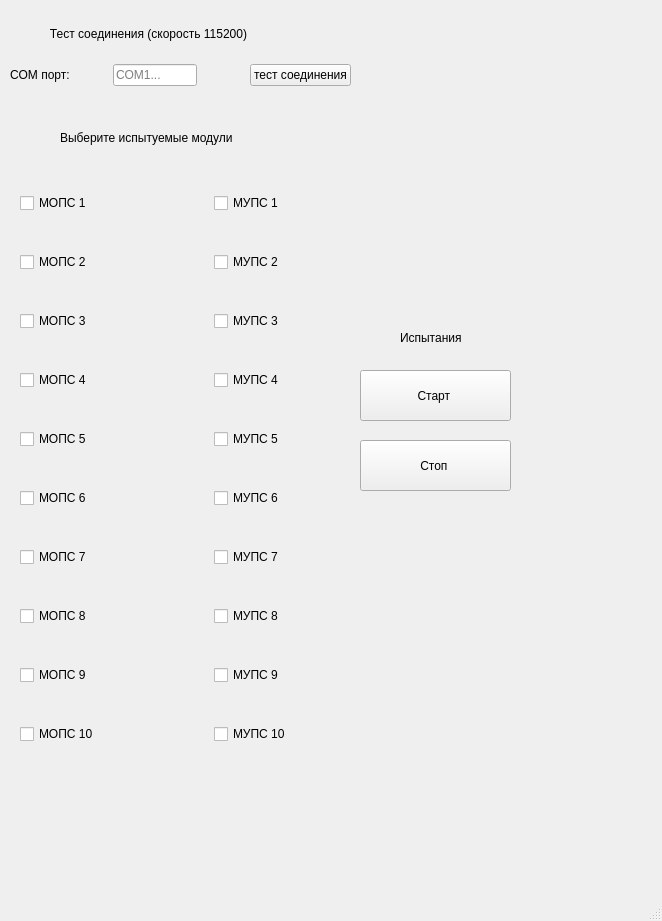
The window that qt_modbus_stend/stend_main_window.ui (akrabatt/qt_modbus_stend) describes before a commit, drawn with Qt 5.
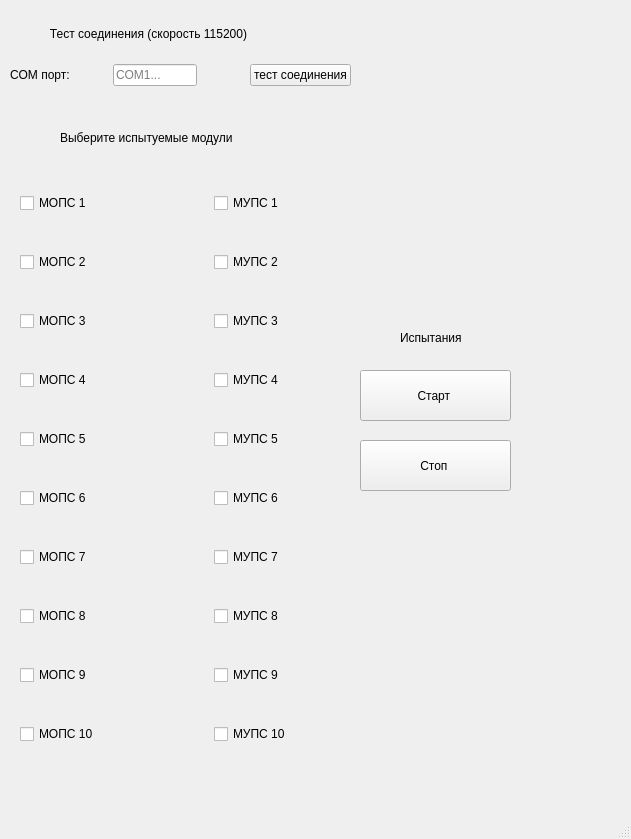
The same window after the commit.

Patch:
```diff
--- a/qt_modbus_stend/stend_main_window.ui
+++ b/qt_modbus_stend/stend_main_window.ui
@@ -6,8 +6,8 @@
    <rect>
     <x>0</x>
     <y>0</y>
-    <width>662</width>
-    <height>921</height>
+    <width>631</width>
+    <height>839</height>
    </rect>
   </property>
   <property name="windowTitle">
```
Left out of the diff: 4 changed lines with no effect on the pictures.
